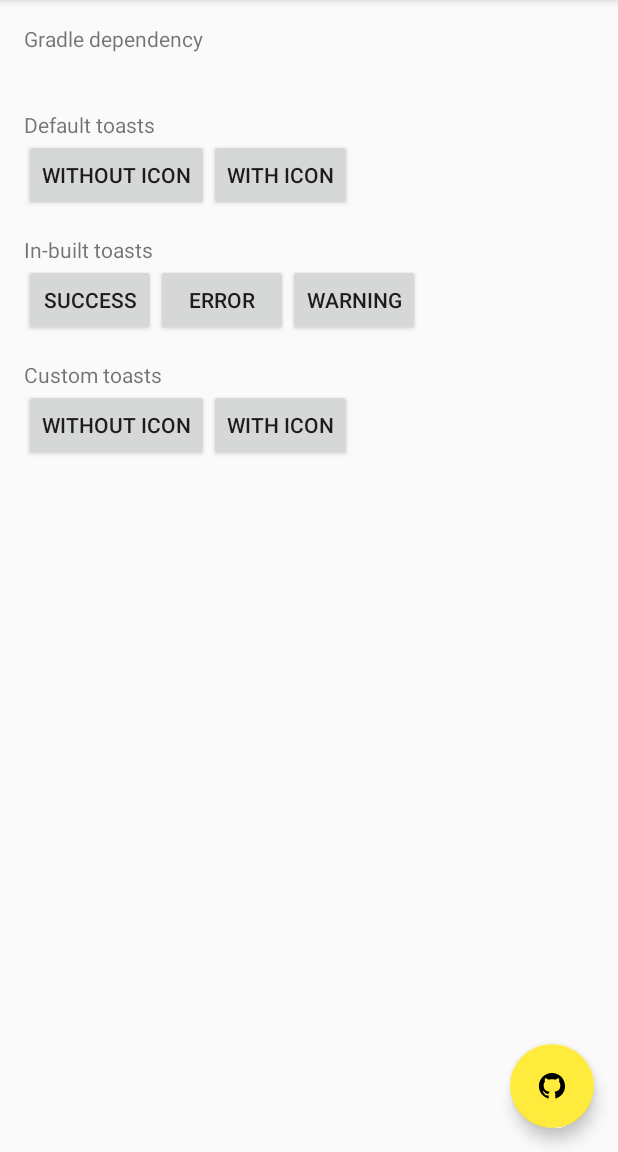
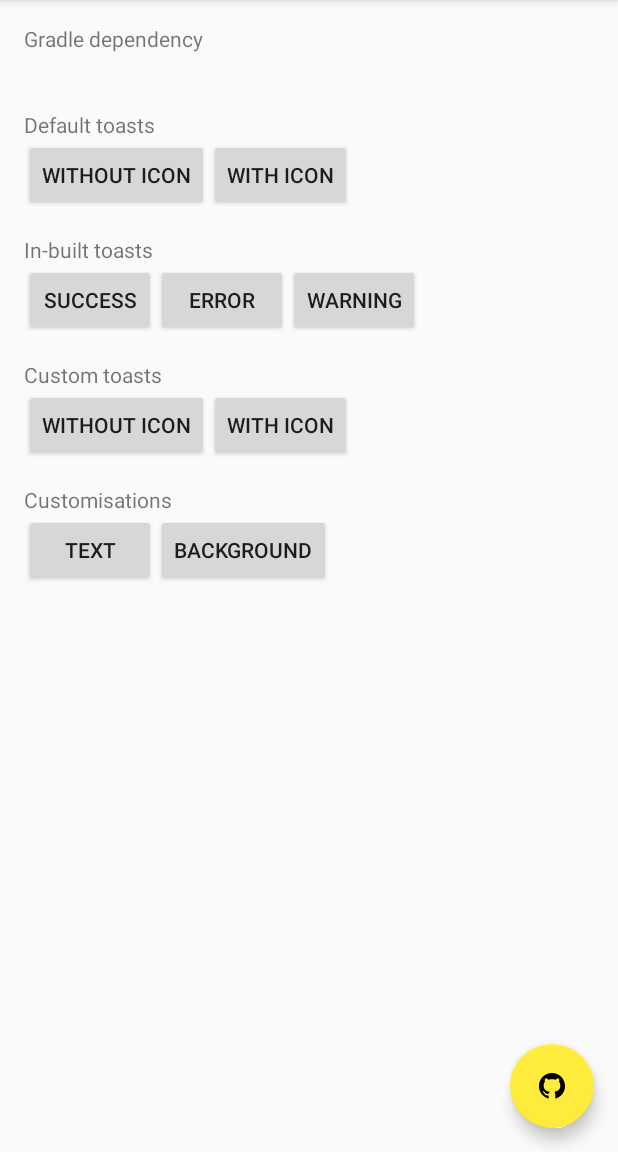
Before and after one commit to pranavpandey/dynamic-toasts, an Android app: the screen it shows after launch (DynamicToastsActivity), on a phone screen of 412 x 824 dp, the part 84-1236 px from its top. Run offline under Robolectric (Android 15) with nearby library versions, the phone set to English and light mode, and no system bars; 2 statements that could not run were skipped.

Commit message:
Add custom background, text size and typeface

```diff
--- /dev/null
+++ b/sample/src/main/res/drawable/custom_toast_background.xml
@@ -0,0 +1,44 @@
+<?xml version="1.0" encoding="utf-8"?>
+<!--
+	Copyright (C) 2017 Pranav Pandey
+
+	Licensed under the Apache License, Version 2.0 (the "License");
+	you may not use this file except in compliance with the License.
+	You may obtain a copy of the License at
+
+	   http://www.apache.org/licenses/LICENSE-2.0
+
+	Unless required by applicable law or agreed to in writing, software
+	distributed under the License is distributed on an "AS IS" BASIS,
+	WITHOUT WARRANTIES OR CONDITIONS OF ANY KIND, either express or implied.
+	See the License for the specific language governing permissions and
+	limitations under the License.
+-->
+
+<layer-list
+    xmlns:android="http://schemas.android.com/apk/res/android">
+
+    <item>
+        <shape android:dither="true">
+            <gradient
+                android:angle="90"
+                android:endColor="#00000000"
+                android:startColor="#10000000" />
+        </shape>
+    </item>
+
+    <item android:top="2dp"
+        android:left="2dp"
+        android:bottom="2dp"
+        android:right="2dp">
+        <shape>
+            <solid android:color="#EFFFFFFF" />
+            <padding
+                android:left="12dp"
+                android:top="12dp"
+                android:right="12dp"
+                android:bottom="12dp" />
+        </shape>
+    </item>
+
+</layer-list>
--- a/sample/src/main/res/layout/content_dynamic_toasts.xml
+++ b/sample/src/main/res/layout/content_dynamic_toasts.xml
@@ -105,6 +105,31 @@
 
         </LinearLayout>
 
+        <TextView
+            android:layout_width="wrap_content"
+            android:layout_height="wrap_content"
+            android:layout_marginTop="@dimen/activity_margin"
+            android:text="@string/config" />
+
+        <LinearLayout
+            android:layout_width="match_parent"
+            android:layout_height="wrap_content"
+            android:orientation="horizontal">
+
+            <Button
+                android:id="@+id/toast_config_text"
+                android:layout_width="wrap_content"
+                android:layout_height="wrap_content"
+                android:text="@string/text" />
+
+            <Button
+                android:id="@+id/toast_config_background"
+                android:layout_width="wrap_content"
+                android:layout_height="wrap_content"
+                android:text="@string/background" />
+
+        </LinearLayout>
+
     </LinearLayout>
 
 </android.support.v4.widget.NestedScrollView>
--- a/sample/src/main/res/values/strings.xml
+++ b/sample/src/main/res/values/strings.xml
@@ -21,5 +21,10 @@
     <string name="warning_desc">This is a warning!</string>
     <string name="custom_toasts">Custom toasts</string>
     <string name="custom_desc">Sources are available on GitHub.</string>
+    <string name="config">Customisations</string>
+    <string name="text">text</string>
+    <string name="text_desc">Custom text size and typeface.</string>
+    <string name="background">background</string>
+    <string name="background_desc">Custom toast background.</string>
 
 </resources>
```
Also changed, not shown: dynamic-toasts/src/main/java/com/pranavpandey/android/dynamic/toasts/DynamicToast.java (+167 -16 lines), sample/src/main/java/com/pranavpandey/android/dynamic/toasts/sample/DynamicToastsActivity.java (+37 -5 lines).
